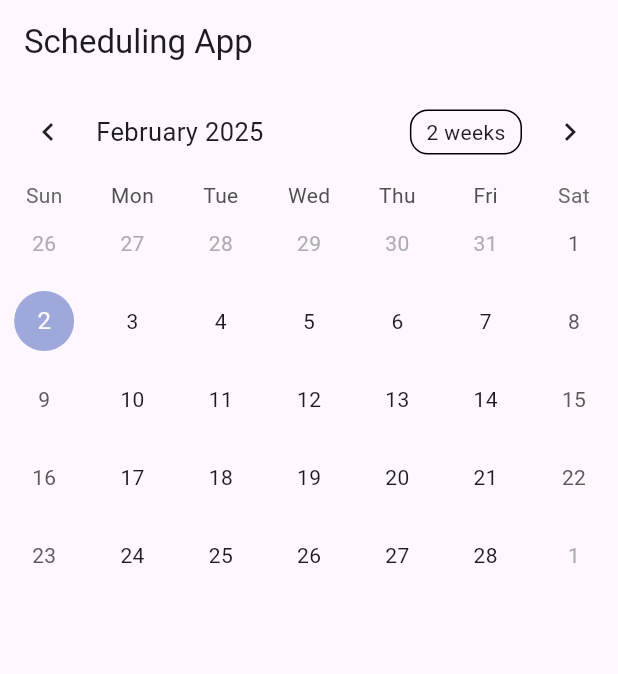
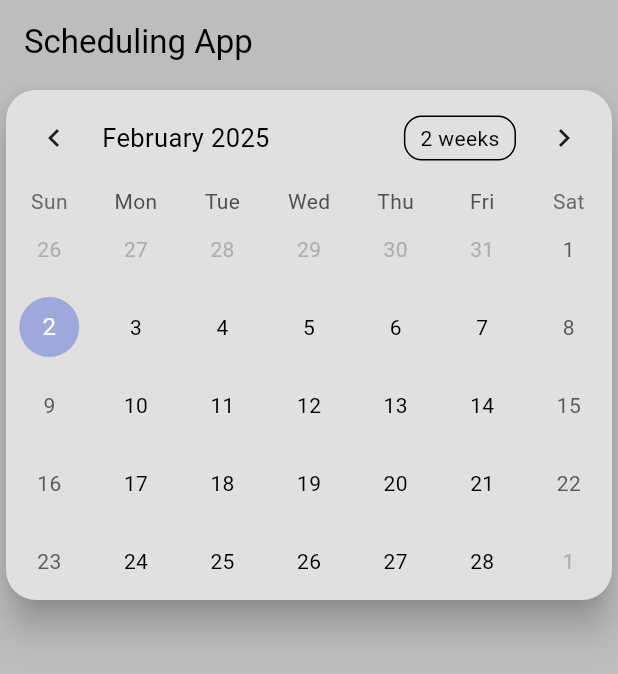
Before and after one commit to hpzynha/scheduling_app, a Flutter app: the screen it shows after launch, on a phone screen of 412 x 824 dp. Shown: the top 674 px of the screen. Run offline on Flutter 3.47's test engine with Material 3 defaults, Android fonts, the phone set to English and light mode, and no system bars; drawn by our look-alikes of table_calendar.

Commit message:
dark & light theme mode

```diff
--- a/lib/main.dart
+++ b/lib/main.dart
@@ -1,21 +1,57 @@
 import 'package:flutter/material.dart';
+import 'package:provider/provider.dart';
 import 'package:scheduling_app/pages/home_page.dart';
+import 'package:scheduling_app/theme/theme.dart';
+import 'package:scheduling_app/theme/theme_provider.dart';
 
 void main() {
-  runApp(const MyApp());
+  runApp(
+    ChangeNotifierProvider(
+      create: (context) => ThemeProvider(),
+      child: const MyApp(),
+    ),
+  );
 }
 
-class MyApp extends StatelessWidget {
+class MyApp extends StatefulWidget {
   const MyApp({super.key});
 
   @override
+  _MyAppState createState() => _MyAppState();
+}
+
+class _MyAppState extends State<MyApp> with WidgetsBindingObserver {
+  @override
+  void initState() {
+    super.initState();
+    WidgetsBinding.instance.addObserver(this);
+  }
+
+  @override
+  void dispose() {
+    WidgetsBinding.instance.removeObserver(this);
+    super.dispose();
+  }
+
+  @override
+  void didChangePlatformBrightness() {
+    final brightness =
+        WidgetsBinding.instance.platformDispatcher.platformBrightness;
+    final themeProvider = Provider.of<ThemeProvider>(context, listen: false);
+
+    themeProvider.themeMode =
+        (brightness == Brightness.dark) ? ThemeMode.dark : ThemeMode.light;
+  }
+
+  @override
   Widget build(BuildContext context) {
+    final themeProvider = Provider.of<ThemeProvider>(context);
+
     return MaterialApp(
       debugShowCheckedModeBanner: false,
-      title: 'Scheduling App',
-      theme: ThemeData(
-        useMaterial3: true,
-      ),
+      theme: lightMode,
+      darkTheme: darkMode,
+      themeMode: themeProvider.themeMode,
       home: const HomePage(),
     );
   }
--- a/lib/pages/home_page.dart
+++ b/lib/pages/home_page.dart
@@ -17,6 +17,7 @@ class _HomePageState extends State<HomePage> {
   @override
   Widget build(BuildContext context) {
     return Scaffold(
+      backgroundColor: Theme.of(context).colorScheme.surface,
       appBar: AppBar(
         title: const Text('Scheduling App'),
       ),
--- /dev/null
+++ b/lib/theme/theme.dart
@@ -0,0 +1,20 @@
+import 'package:flutter/material.dart';
+
+ThemeData lightMode = ThemeData(
+  brightness: Brightness.light,
+  colorScheme: ColorScheme.light(
+    surface: Colors.grey.shade400,
+  ),
+  primaryColor: Colors.grey.shade300,
+  secondaryHeaderColor: Colors.grey.shade200,
+);
+
+ThemeData darkMode = ThemeData(
+  brightness: Brightness.dark,
+  colorScheme: ColorScheme.dark(
+    surface: Colors.grey.shade800,
+  ),
+  primaryColor: Colors.grey.shade900,
+  secondaryHeaderColor: Colors.grey.shade800,
+  cardColor: const Color(0XFF121212),
+);
--- /dev/null
+++ b/lib/theme/theme_provider.dart
@@ -0,0 +1,19 @@
+import 'package:flutter/material.dart';
+import 'package:scheduling_app/theme/theme.dart';
+
+class ThemeProvider with ChangeNotifier {
+  ThemeMode _themeMode = ThemeMode.system;
+
+  ThemeMode get themeMode => _themeMode;
+
+  set themeMode(ThemeMode mode) {
+    _themeMode = mode;
+    notifyListeners();
+  }
+
+  void toggleTheme() {
+    _themeMode =
+        (_themeMode == ThemeMode.light) ? ThemeMode.dark : ThemeMode.light;
+    notifyListeners();
+  }
+}
--- a/lib/widgets/calendar_widget.dart
+++ b/lib/widgets/calendar_widget.dart
@@ -17,7 +17,13 @@ class CalendarWidget extends StatelessWidget {
 
   @override
   Widget build(BuildContext context) {
-    return TableCalendar(
+    return Card(
+      elevation: 10,
+      shape: RoundedRectangleBorder(
+        borderRadius: BorderRadius.circular(20),
+      ),
+      color: Theme.of(context).primaryColor,
+      child: TableCalendar(
         firstDay: DateTime(2025, 1, 1),
         lastDay: DateTime.utc(2140, 1, 1),
         focusedDay: focusedDay,
@@ -26,6 +32,7 @@ class CalendarWidget extends StatelessWidget {
           return isSameDay(selectedDay, day);
         },
         onDaySelected: onDaySelected,
+      ),
     );
   }
 }
--- a/pubspec.yaml
+++ b/pubspec.yaml
@@ -34,6 +34,7 @@ dependencies:
   flutter_local_notifications: ^18.0.1
   table_calendar: ^3.2.0
   url_launcher: ^6.3.1
+  provider: ^6.1.2
 
 
   # The following adds the Cupertino Icons font to your application.
```
Also changed, not shown: pubspec.lock, 3 other files. Lines whose indentation alone changed are shown as unchanged.
